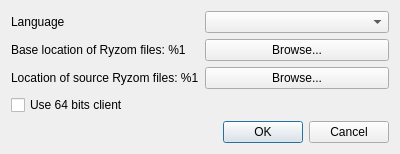
Above: code/ryzom/tools/client/ryzom_installer/ui/settingsdialog.ui from ryzom/ryzomcore before the change. Below: the same form after it.
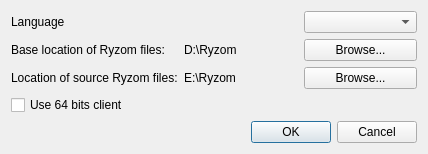
That is the form after the change.

Commit message:
Changed: Display directories in Settings, see #279
branch : develop

The edit to the form file:
```diff
--- a/code/ryzom/tools/client/ryzom_installer/ui/settingsdialog.ui
+++ b/code/ryzom/tools/client/ryzom_installer/ui/settingsdialog.ui
@@ -6,7 +6,7 @@
    <rect>
     <x>0</x>
     <y>0</y>
-    <width>400</width>
+    <width>428</width>
     <height>150</height>
    </rect>
   </property>
@@ -15,25 +15,36 @@
   </property>
   <layout class="QVBoxLayout" name="verticalLayout">
    <item>
-    <layout class="QFormLayout" name="formLayout">
+    <layout class="QGridLayout" name="gridLayout">
+     <item row="3" column="0">
+      <widget class="QCheckBox" name="use64bitsClientsCheckBox">
+       <property name="text">
+        <string>Use 64 bits client</string>
+       </property>
+      </widget>
+     </item>
+     <item row="1" column="0">
+      <widget class="QLabel" name="installationDirectoryLabelTitle">
+       <property name="text">
+        <string>Base location of Ryzom files:</string>
+       </property>
+      </widget>
+     </item>
      <item row="0" column="0">
-      <widget class="QLabel" name="label_2">
+      <widget class="QLabel" name="languageLabel">
        <property name="text">
         <string>Language</string>
        </property>
       </widget>
      </item>
-     <item row="0" column="1">
-      <widget class="QComboBox" name="languageComboBox"/>
-     </item>
-     <item row="1" column="0">
-      <widget class="QLabel" name="label">
+     <item row="2" column="2">
+      <widget class="QPushButton" name="oldDirectoryButton">
        <property name="text">
-        <string>Base location of Ryzom files: %1</string>
+        <string>Browse...</string>
        </property>
       </widget>
      </item>
-     <item row="1" column="1">
+     <item row="1" column="2">
       <widget class="QPushButton" name="installationDirectoryButton">
        <property name="text">
         <string>Browse...</string>
@@ -41,25 +52,28 @@
       </widget>
      </item>
      <item row="2" column="0">
-      <widget class="QLabel" name="label_3">
+      <widget class="QLabel" name="oldDirectoryLabelTitle">
        <property name="text">
-        <string>Location of source Ryzom files: %1</string>
+        <string>Location of source Ryzom files:</string>
+       </property>
+      </widget>
+     </item>
+     <item row="1" column="1">
+      <widget class="QLabel" name="installationDirectoryLabel">
+       <property name="text">
+        <string>D:\Ryzom</string>
        </property>
       </widget>
      </item>
      <item row="2" column="1">
-      <widget class="QPushButton" name="pushButton_2">
+      <widget class="QLabel" name="oldDirectoryLabel">
        <property name="text">
-        <string>Browse...</string>
+        <string>E:\Ryzom</string>
        </property>
       </widget>
      </item>
-     <item row="3" column="0">
-      <widget class="QCheckBox" name="use64bitsClientsCheckBox">
-       <property name="text">
-        <string>Use 64 bits client</string>
-       </property>
-      </widget>
+     <item row="0" column="2">
+      <widget class="QComboBox" name="languageComboBox"/>
      </item>
     </layout>
    </item>
```
The commit also changes 2 other files.
